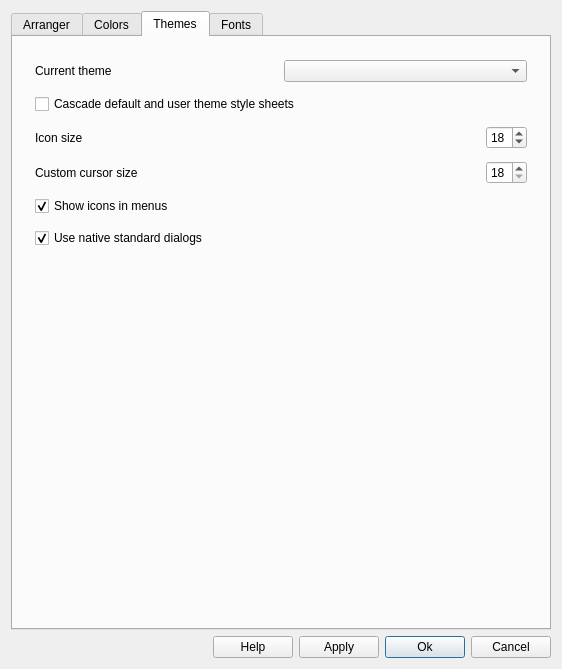
Old version of the form src/muse/components/appearancebase.ui in the repository emrum/muse.
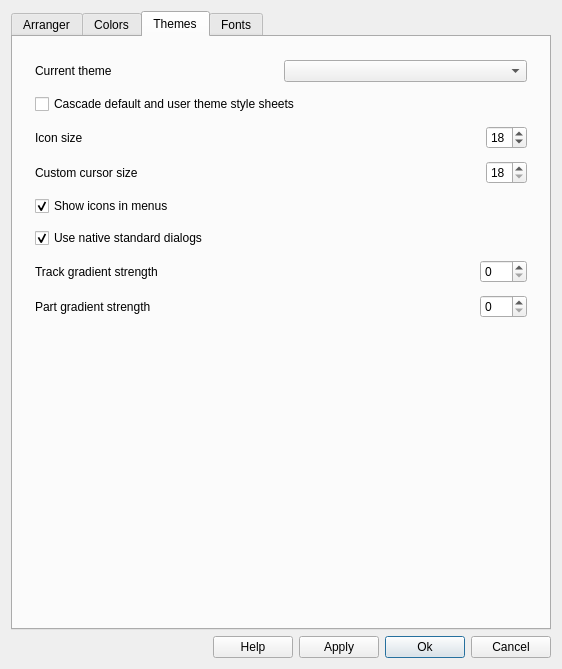
New version of the form. The open tabs and pages were chosen to show the change. Custom widgets are drawn as their Qt base class.

Commit message: Customize gradients

What changed in the file:
```diff
--- a/src/muse/components/appearancebase.ui
+++ b/src/muse/components/appearancebase.ui
@@ -1339,6 +1339,63 @@
             </property>
            </widget>
           </item>
+          <item>
+           <layout class="QHBoxLayout" name="horizontalLayout_8">
+            <property name="spacing">
+             <number>6</number>
+            </property>
+            <property name="bottomMargin">
+             <number>0</number>
+            </property>
+            <item>
+             <widget class="QLabel" name="label_5">
+              <property name="sizePolicy">
+               <sizepolicy hsizetype="Expanding" vsizetype="Preferred">
+                <horstretch>0</horstretch>
+                <verstretch>0</verstretch>
+               </sizepolicy>
+              </property>
+              <property name="text">
+               <string>Track gradient strength</string>
+              </property>
+             </widget>
+            </item>
+            <item>
+             <widget class="QSpinBox" name="trackGradientSpin">
+              <property name="maximum">
+               <number>100</number>
+              </property>
+             </widget>
+            </item>
+           </layout>
+          </item>
+          <item>
+           <layout class="QHBoxLayout" name="horizontalLayout_11">
+            <property name="bottomMargin">
+             <number>0</number>
+            </property>
+            <item>
+             <widget class="QLabel" name="label_8">
+              <property name="sizePolicy">
+               <sizepolicy hsizetype="Expanding" vsizetype="Preferred">
+                <horstretch>0</horstretch>
+                <verstretch>0</verstretch>
+               </sizepolicy>
+              </property>
+              <property name="text">
+               <string>Part gradient strength</string>
+              </property>
+             </widget>
+            </item>
+            <item>
+             <widget class="QSpinBox" name="partGradientSpin">
+              <property name="maximum">
+               <number>100</number>
+              </property>
+             </widget>
+            </item>
+           </layout>
+          </item>
          </layout>
         </widget>
        </item>
```
The commit also changes 6 other files.
